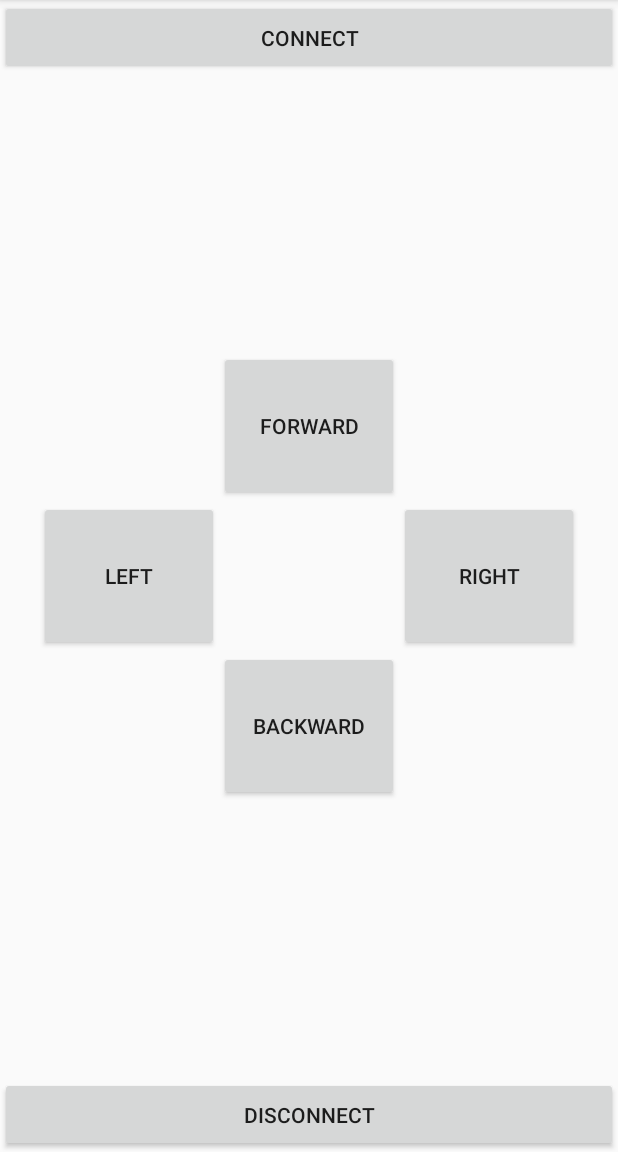
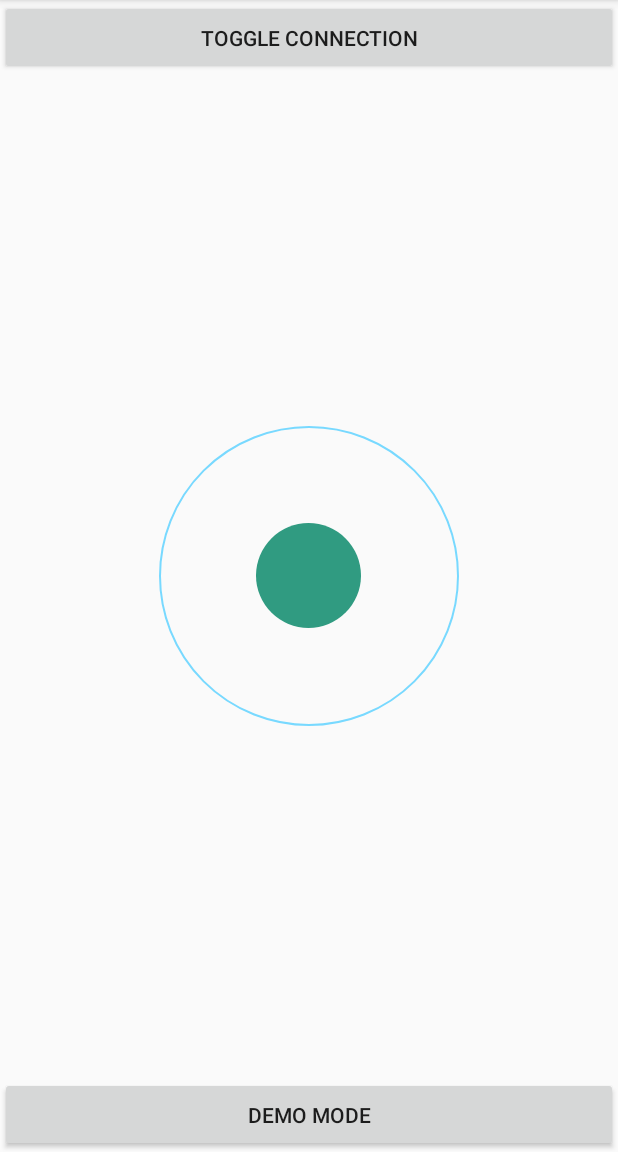
Before and after one commit to stellaw1/cpen291-line-tracking-robot, an Android app: the screen it shows after launch (MainActivity), on a phone screen of 412 x 824 dp, the part 84-1236 px from its top. Run offline under Robolectric (Android 15) with nearby library versions, the phone set to English and light mode, and no system bars.

Commit message:
Update app to use joystick view and send x, y coordinates and directions to pi

```diff
--- a/RobotController/app/src/main/java/com/example/robotcontroller/MainActivity.java
+++ b/RobotController/app/src/main/java/com/example/robotcontroller/MainActivity.java
@@ -1,18 +1,24 @@
 package com.example.robotcontroller;
 
+import android.annotation.SuppressLint;
 import android.app.Activity;
 import android.bluetooth.BluetoothAdapter;
 import android.bluetooth.BluetoothDevice;
 import android.bluetooth.BluetoothSocket;
 import android.content.Intent;
+import android.graphics.Rect;
+import android.os.Build;
 import android.os.Handler;
 import android.os.Message;
 import android.util.Log;
 import android.view.MotionEvent;
 import android.view.View;
 import android.widget.Button;
+import android.widget.ImageView;
+import android.widget.RelativeLayout;
 import android.widget.Toast;
 import androidx.annotation.Nullable;
+import androidx.annotation.RequiresApi;
 import androidx.appcompat.app.AppCompatActivity;
 import android.os.Bundle;
 
@@ -30,6 +36,15 @@ public class MainActivity extends AppCompatActivity {
     private static final String PI_ADDRESS = "DC:A6:32:30:25:A9";
     private ClientThread clientThread;
 
+    private float dX = 0;
+    private float dY = 0;
+    private Rect rect;
+
+    private float joystickX;
+    private float joystickY;
+
+    @SuppressLint("ClickableViewAccessibility")
+    @RequiresApi(api = Build.VERSION_CODES.O)
     @Override
     protected void onCreate(Bundle savedInstanceState) {
         super.onCreate(savedInstanceState);
@@ -54,7 +69,62 @@ public class MainActivity extends AppCompatActivity {
         disconnect_bt.setOnClickListener(new View.OnClickListener() {
             @Override
             public void onClick(View v) {
-                clientThread.connectedThread.write("Disconnect".getBytes());
+                clientThread.connectedThread.write("Demo".getBytes());
+            }
+        });
+
+        final ImageView joystick = findViewById(R.id.joystick);
+        final ImageView joystick_out = findViewById(R.id.joystick_out);
+
+        final RelativeLayout.LayoutParams lp = (RelativeLayout.LayoutParams) joystick_out.getLayoutParams();
+
+        joystick_out.setOnTouchListener(new View.OnTouchListener() {
+            @Override
+            public boolean onTouch(View v, MotionEvent event) {
+
+                switch (event.getAction()) {
+                    case MotionEvent.ACTION_DOWN:
+                        joystickX = joystick.getLeft();
+                        joystickY = joystick.getTop();
+
+                        dX = joystick.getX() - event.getRawX();
+                        dY = joystick.getY() - event.getRawY();
+                        return true;
+
+                    case MotionEvent.ACTION_MOVE:
+                        clientThread.connectedThread.write(((int) joystick.getX() + "," + (int) joystick.getY()).getBytes());
+                        if (event.getRawX() > 575 || event.getRawX() < 175 ||
+                            event.getRawY() > 1000 || event.getRawY() < 600) {
+                            joystick.setX(joystickX);
+                            joystick.setY(joystickY);
+                            clientThread.connectedThread.write("Stop".getBytes());
+                        } else {
+                            joystick.animate()
+                                    .x(event.getRawX() + dX)
+                                    .y(event.getRawY() + dY)
+                                    .setDuration(0)
+                                    .start();
+                        }
+                        return true;
+                    case MotionEvent.ACTION_UP:
+                        joystick.animate()
+                                .x(joystickX)
+                                .y(joystickY)
+                                .setDuration(0)
+                                .start();
+                        clientThread.connectedThread.write("Stop".getBytes());
+                        break;
+                }
+                return true;
+            }
+        });
+/*
+        joystick.setOnCapturedPointerListener(new View.OnCapturedPointerListener() {
+            @Override
+            public boolean onCapturedPointer(View view, MotionEvent event) {
+                float horizontalOffset = event.getX();
+                clientThread.connectedThread.write(ByteBuffer.allocate(4).putFloat(horizontalOffset).array());
+                return true;
             }
         });
 
@@ -113,6 +183,8 @@ public class MainActivity extends AppCompatActivity {
                 return true;
             }
         });
+
+ */
     }
 
     @Override
@@ -134,8 +206,6 @@ public class MainActivity extends AppCompatActivity {
         if (paired_devices.size() > 0) {
             for (BluetoothDevice bd : paired_devices) {
                 if (bd.getAddress().equals(PI_ADDRESS) || bd.getName().equals("raspberrypi")) {
-                    Toast.makeText(this, "Found device with address: "
-                            + bd.getAddress(), Toast.LENGTH_SHORT).show();
                     found = true;
                     pi = bd;
                 }
--- /dev/null
+++ b/RobotController/app/src/main/res/drawable/inner_circle.xml
@@ -0,0 +1,12 @@
+<?xml version="1.0" encoding="utf-8"?>
+<shape
+        xmlns:android="http://schemas.android.com/apk/res/android"
+        android:shape="oval">
+
+    <solid
+            android:color="#309B81"/>
+
+    <size
+            android:width="50dp"
+            android:height="50dp"/>
+</shape>
--- /dev/null
+++ b/RobotController/app/src/main/res/drawable/outer_circle.xml
@@ -0,0 +1,39 @@
+
+<shape xmlns:android="http://schemas.android.com/apk/res/android"
+       android:shape="oval">
+<stroke
+        android:width="1dp"
+        android:color="#78d9ff"/>
+<size
+        android:height="50dp"
+        android:width="50dp"/>
+</shape>
+
+<!--
+<layer-list xmlns:android="http://schemas.android.com/apk/res/android">
+<item>
+    <shape android:shape="oval">
+        <stroke
+                android:width="1dp"
+                android:color="#78d9ff"/>
+        <size
+                android:width="200dp"
+                android:height="200dp"/>
+    </shape>
+</item>
+<item
+        android:top="60dp"
+        android:bottom="60dp"
+        android:left="60dp"
+        android:right="60dp">
+    <shape android:shape="oval">
+        <solid
+                android:color="#309B81"/>
+
+        <size
+                android:width="10dp"
+                android:height="10dp"/>
+    </shape>
+</item>
+</layer-list>
+-->
--- a/RobotController/app/src/main/res/layout/activity_main.xml
+++ b/RobotController/app/src/main/res/layout/activity_main.xml
@@ -7,6 +7,25 @@
         android:layout_height="match_parent"
         tools:context=".MainActivity">
 
+    <ImageView
+            android:id="@+id/joystick_out"
+            android:layout_width="200dp"
+            android:layout_height="200dp"
+            android:layout_centerHorizontal="true"
+            android:layout_centerVertical="true"
+            android:background="@drawable/outer_circle">
+    </ImageView>
+
+    <ImageView
+            android:id="@+id/joystick"
+            android:layout_width="70dp"
+            android:layout_height="70dp"
+            android:layout_centerHorizontal="true"
+            android:layout_centerVertical="true"
+            android:background="@drawable/inner_circle">
+    </ImageView>
+
+<!--
     <Button
             android:text="Forward"
             android:layout_width="120dp"
@@ -35,26 +54,29 @@
             android:id="@+id/right"
             android:layout_toRightOf="@id/center"
             android:layout_centerVertical="true"/>
+            -->
     <Button
-            android:text="Connect"
+            android:text="Toggle Connection"
             android:layout_width="fill_parent"
             android:layout_height="50dp"
             android:id="@+id/connect"
             android:layout_centerHorizontal="true"/>
 
     <Button
-            android:text="Disconnect"
+            android:text="Demo Mode"
             android:layout_width="fill_parent"
             android:layout_height="50dp"
             android:layout_alignParentBottom="true"
             android:id="@+id/disconnect"
             android:layout_centerHorizontal="true"/>
-
+<!--
     <FrameLayout
             android:layout_width="120dp"
             android:layout_height="100dp"
             android:layout_centerInParent="true"
             android:id="@+id/center"/>
+-->
+
 
 
 </RelativeLayout>
```
